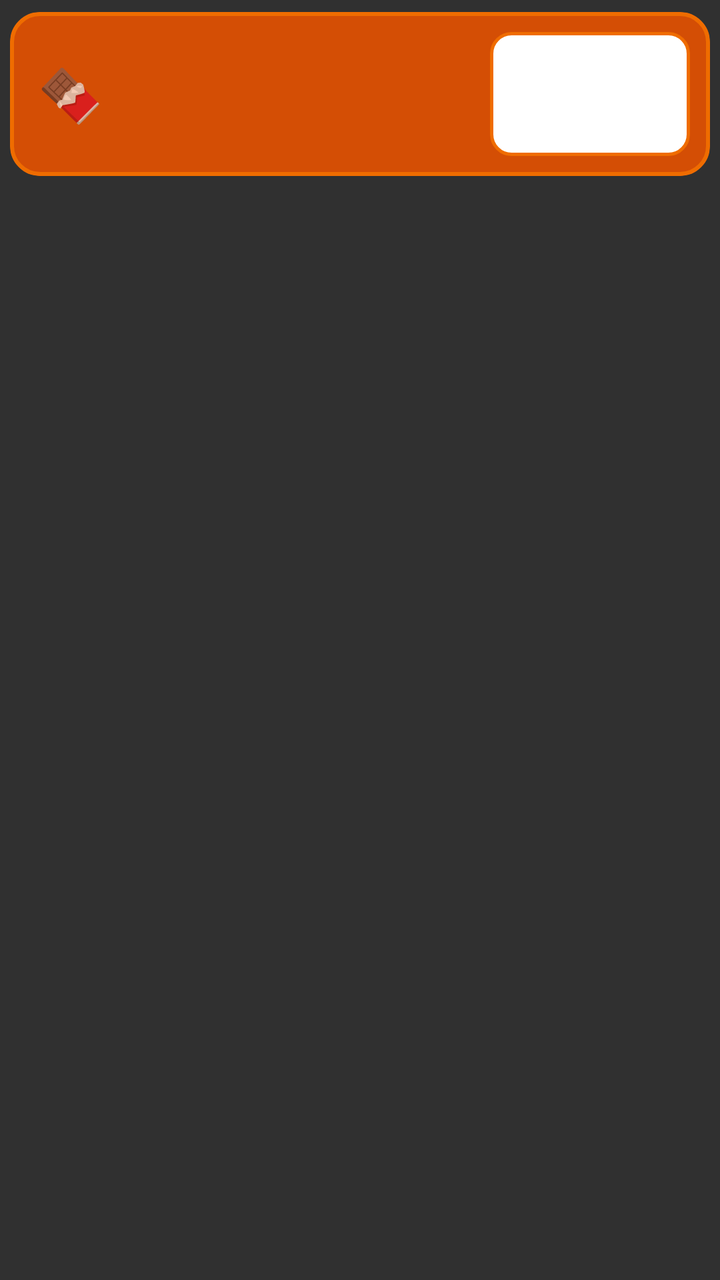
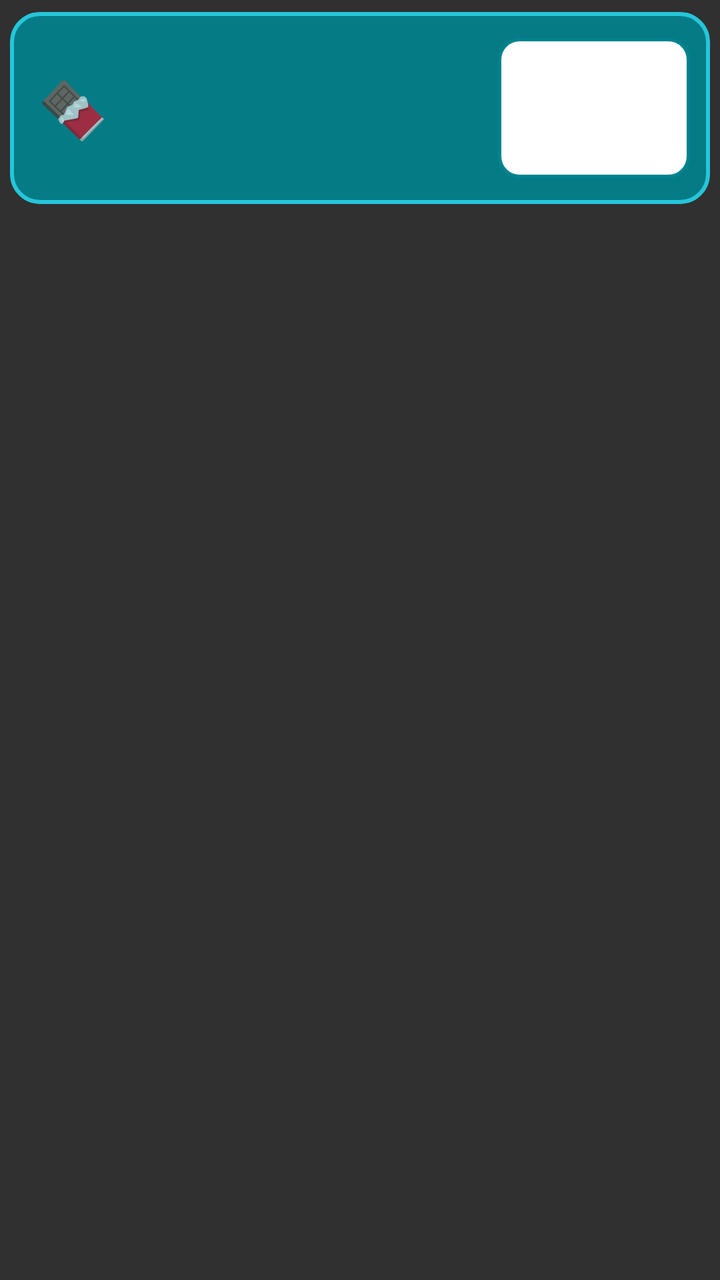

Compare the two renders of this Android layout. The source of the first and the diff that turns it into the second are given below.
<!-- AndroidManifest.xml: application theme Theme.AppCompat -->
<!-- res/layout/overlay_fueling_prompt.xml -->
<?xml version="1.0" encoding="utf-8"?>
<FrameLayout xmlns:android="http://schemas.android.com/apk/res/android"
    android:layout_width="match_parent"
    android:layout_height="wrap_content"
    android:paddingStart="5dp" android:paddingEnd="5dp" android:paddingTop="6dp" android:paddingBottom="3dp">
    <LinearLayout
        android:layout_width="match_parent" android:layout_height="wrap_content"
        android:background="@drawable/bg_fueling_overlay" android:clipToOutline="true" android:elevation="12dp"
        android:gravity="center_vertical" android:orientation="horizontal"
        android:paddingStart="14dp" android:paddingEnd="10dp" android:paddingTop="10dp" android:paddingBottom="10dp">
        <TextView android:layout_width="wrap_content" android:layout_height="wrap_content"
            android:layout_marginEnd="10dp" android:text="@string/fueling_overlay_icon" android:textSize="26sp" />
        <LinearLayout android:layout_width="0dp" android:layout_height="wrap_content" android:layout_weight="1" android:orientation="vertical">
            <TextView android:id="@+id/tv_fuel_title" android:layout_width="match_parent" android:layout_height="wrap_content"
                android:textColor="#FFFFFF" android:textSize="18sp" android:textStyle="bold" android:maxLines="1" android:ellipsize="end" />
            <TextView android:id="@+id/tv_fuel_detail" android:layout_width="match_parent" android:layout_height="wrap_content"
                android:textColor="#FFE0B2" android:textSize="13sp" android:layout_marginTop="2dp" android:maxLines="2" android:ellipsize="end" />
        </LinearLayout>
        <TextView android:id="@+id/btn_fuel_action" android:layout_width="100dp" android:layout_height="62dp"
            android:layout_marginStart="8dp" android:background="@drawable/bg_fueling_button" android:clipToOutline="true"
            android:gravity="center" android:textColor="#BF360C" android:textSize="14sp" android:textStyle="bold"
            android:clickable="true" android:focusable="true" />
    </LinearLayout>
</FrameLayout>
<!-- resources referenced by this layout -->
<resources>
  <!-- drawable bg_fueling_button (drawable) -->
  <?xml version="1.0" encoding="utf-8"?>
  <shape xmlns:android="http://schemas.android.com/apk/res/android"
      android:shape="rectangle">
  
      <solid android:color="#FFFFFF" />
  
      <stroke
          android:width="1.5dp"
          android:color="#FFEF6C00" />
  
      <corners android:radius="10dp" />
  
  </shape>
  <!-- drawable bg_fueling_overlay (drawable) -->
  <?xml version="1.0" encoding="utf-8"?>
  <shape xmlns:android="http://schemas.android.com/apk/res/android"
      android:shape="rectangle">
  
      <solid android:color="#E6E65100" />
  
      <stroke
          android:width="2dp"
          android:color="#FFEF6C00" />
  
      <corners android:radius="14dp" />
  
  </shape>
  <string name="fueling_overlay_icon" translatable="false">🍫</string>
</resources>

<!-- the commit's change to res/layout/overlay_fueling_prompt.xml (unified diff, before → after) -->
@@ -7,18 +7,26 @@
         android:layout_width="match_parent" android:layout_height="wrap_content"
         android:background="@drawable/bg_fueling_overlay" android:clipToOutline="true" android:elevation="12dp"
         android:gravity="center_vertical" android:orientation="horizontal"
-        android:paddingStart="14dp" android:paddingEnd="10dp" android:paddingTop="10dp" android:paddingBottom="10dp">
-        <TextView android:layout_width="wrap_content" android:layout_height="wrap_content"
-            android:layout_marginEnd="10dp" android:text="@string/fueling_overlay_icon" android:textSize="26sp" />
+        android:paddingStart="14dp" android:paddingEnd="10dp" android:paddingTop="13dp" android:paddingBottom="13dp">
+        <TextView android:id="@+id/tv_fuel_icon" android:layout_width="wrap_content" android:layout_height="wrap_content"
+            android:layout_marginEnd="10dp" android:text="@string/fueling_overlay_icon" android:textSize="28sp" />
         <LinearLayout android:layout_width="0dp" android:layout_height="wrap_content" android:layout_weight="1" android:orientation="vertical">
             <TextView android:id="@+id/tv_fuel_title" android:layout_width="match_parent" android:layout_height="wrap_content"
-                android:textColor="#FFFFFF" android:textSize="18sp" android:textStyle="bold" android:maxLines="1" android:ellipsize="end" />
+                android:textColor="#FFFFFF" android:textSize="24sp" android:textStyle="bold" android:maxLines="1" android:ellipsize="end" />
             <TextView android:id="@+id/tv_fuel_detail" android:layout_width="match_parent" android:layout_height="wrap_content"
-                android:textColor="#FFE0B2" android:textSize="13sp" android:layout_marginTop="2dp" android:maxLines="2" android:ellipsize="end" />
+                android:textColor="#FFB2EBF2" android:textSize="18sp" android:layout_marginTop="2dp" android:maxLines="2" android:ellipsize="end" />
         </LinearLayout>
-        <TextView android:id="@+id/btn_fuel_action" android:layout_width="100dp" android:layout_height="62dp"
-            android:layout_marginStart="8dp" android:background="@drawable/bg_fueling_button" android:clipToOutline="true"
-            android:gravity="center" android:textColor="#BF360C" android:textSize="14sp" android:textStyle="bold"
-            android:clickable="true" android:focusable="true" />
+        
+        <LinearLayout android:id="@+id/btn_fuel_action" android:layout_width="96dp" android:layout_height="70dp"
+            android:layout_marginStart="6dp" android:background="@drawable/bg_fueling_button" android:clipToOutline="true"
+            android:orientation="vertical" android:gravity="center"
+            android:clickable="true" android:focusable="true">
+            <TextView android:id="@+id/btn_fuel_action_label" android:layout_width="wrap_content" android:layout_height="wrap_content"
+                android:textColor="#FF00838F" android:textSize="24sp" android:textStyle="bold"
+                android:maxLines="1" android:includeFontPadding="false" />
+            <TextView android:id="@+id/btn_fuel_action_amount" android:layout_width="wrap_content" android:layout_height="wrap_content"
+                android:textColor="#FF00838F" android:textSize="15sp"
+                android:maxLines="1" android:includeFontPadding="false" />
+        </LinearLayout>
     </LinearLayout>
 </FrameLayout>
<!-- resource entries referenced after the edit -->
@@ -9,7 +9,7 @@
   
       <stroke
           android:width="1.5dp"
-          android:color="#FFEF6C00" />
+          android:color="#FF00838F" />
   
       <corners android:radius="10dp" />
   
@@ -19,11 +19,11 @@
   <shape xmlns:android="http://schemas.android.com/apk/res/android"
       android:shape="rectangle">
   
-      <solid android:color="#E6E65100" />
+      <solid android:color="#E600838F" />
   
       <stroke
           android:width="2dp"
-          android:color="#FFEF6C00" />
+          android:color="#FF26C6DA" />
   
       <corners android:radius="14dp" />
   
